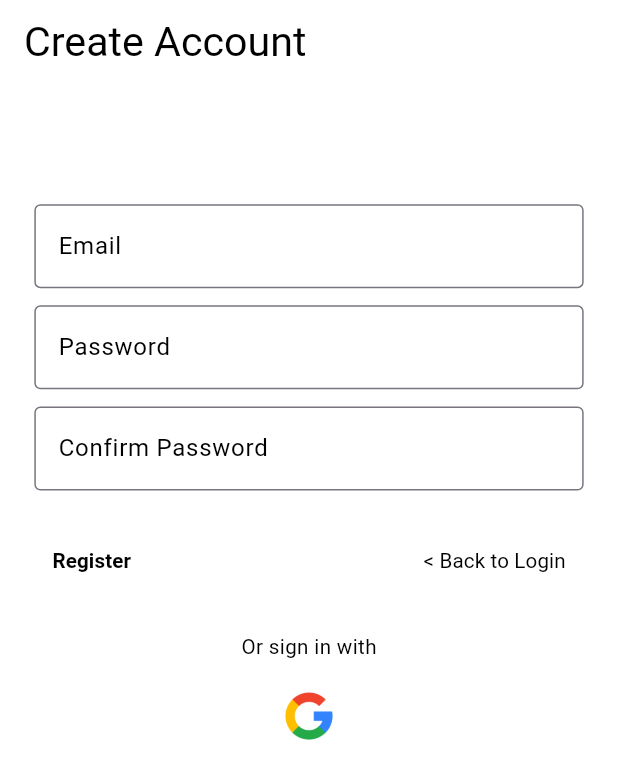
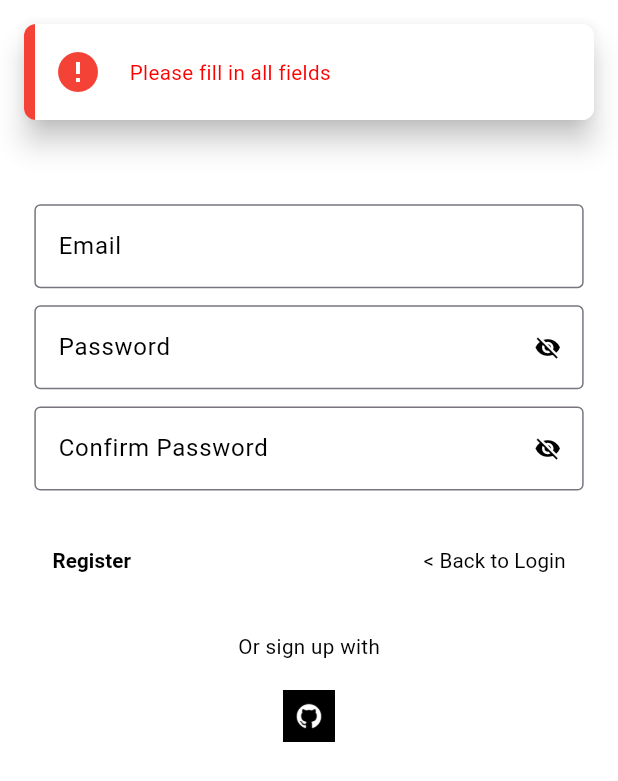
Before and after one commit to OkoroaforKelechiDivine/nzinger, a Flutter app: the screen it shows after launch, after a tap on "Create Account", after a tap on "Register", on a phone screen of 412 x 824 dp. Shown: the top 781 px of the screen. Run offline on Flutter 3.47's test engine with Material 3 defaults, Android fonts, the phone set to English and light mode, and no system bars; drawn by our look-alikes of overlay_support; our stand-ins replace flutter_screenutil, get_it, stacked, supabase_flutter; accounts and stored records are empty; statements that could not run were skipped.

```diff
--- a/lib/app.dart
+++ b/lib/app.dart
@@ -2,7 +2,9 @@ import 'package:flutter/material.dart';
 import 'package:flutter_screenutil/flutter_screenutil.dart';
 import 'package:nzinga/app_theme/theme_manager.dart';
 import 'package:nzinga/core/locator/locator.dart';
+import 'package:nzinga/view/auth/verify/verify.dart';
 import 'package:nzinga/view/splash/splash_screen.dart';
+import 'package:overlay_support/overlay_support.dart';
 
 class MyApp extends StatefulWidget {
   const MyApp({super.key});
@@ -19,7 +21,11 @@ class _MyAppState extends State<MyApp> {
 
   @override
   Widget build(BuildContext context) {
-    return ScreenUtilInit(
+    return OverlaySupport(
+      // toastTheme: ToastThemeData(
+      //   textColor: AppColors.black
+      // ),
+      child: ScreenUtilInit(
         builder: (context, child) {
           return GestureDetector(
             child: MaterialApp(
@@ -28,9 +34,14 @@ class _MyAppState extends State<MyApp> {
               title: 'Nzinger',
               theme: getApplicationTheme(),
               home: const SplashScreen(),
+              // routes: {
+              //   '/verify': (context) => const VerifyScreen(),
+              // },
             ),
+
           );
         },
+      ),
     );
   }
 }
--- a/lib/app_theme/theme_manager.dart
+++ b/lib/app_theme/theme_manager.dart
@@ -2,9 +2,10 @@ import 'package:flutter/material.dart';
 
 class AppColors {
   static Color white = Colors.white;
-  static Color black = const Color.fromRGBO(0, 0, 0, 1);
+  static Color black = Color.fromRGBO(0, 0, 0, 1);
   static Color green = HexColor.fromHex('#3DB86E');
-  static Color grey = HexColor.fromHex('#848586');
+  static Color lightGreen = HexColor.fromHex('#90EE90');
+  static Color red = HexColor.fromHex('#FF0000');
 }
 
 extension HexColor on Color {
--- a/lib/core/locator/locator.dart
+++ b/lib/core/locator/locator.dart
@@ -1,11 +1,14 @@
 import 'package:get_it/get_it.dart';
 import 'package:nzinga/services/navigation_service.dart';
+import 'package:nzinga/services/snackbar.dart';
 
 final locator = GetIt.instance;
 
 
 Future<void> setupLocator() async {
   locator.registerLazySingleton<NavigationService>(() => NavigationService());
+  locator.registerLazySingleton<SnackbarService>(() => SnackbarService());
 }
 
 NavigationService navigationService = locator.get<NavigationService>();
+SnackbarService snackbarService = locator.get<SnackbarService>();
--- a/lib/default_settings/app_text_field/app_text_field.dart
+++ b/lib/default_settings/app_text_field/app_text_field.dart
@@ -1,22 +1,46 @@
 import 'package:flutter/material.dart';
+import 'package:nzinga/app_theme/font_manager.dart';
 import 'package:nzinga/app_theme/theme_manager.dart';
 
-class AppTextField extends StatelessWidget {
+class AppTextField extends StatefulWidget {
   final String labelText;
   final bool obscureText;
+  final TextEditingController controller;
 
   const AppTextField({
     super.key,
     required this.labelText,
     this.obscureText = false,
+    required this.controller,
   });
+
+  @override
+  // ignore: library_private_types_in_public_api
+  _AppTextFieldState createState() => _AppTextFieldState();
+}
+
+class _AppTextFieldState extends State<AppTextField> {
+  late bool _obscureText;
+
+  @override
+  void initState() {
+    super.initState();
+    _obscureText = widget.obscureText;
+  }
+
+  void _toggleObscureText() {
+    setState(() {
+      _obscureText = !_obscureText;
+    });
+  }
 
   @override
   Widget build(BuildContext context) {
     return TextField(
-      cursorColor: Colors.black,
+      controller: widget.controller,
+      cursorColor: AppColors.black,
       decoration: InputDecoration(
-        labelText: labelText,
+        labelText: widget.labelText,
         border: const OutlineInputBorder(),
         focusedBorder: OutlineInputBorder(
           borderSide: BorderSide(
@@ -25,8 +49,18 @@ class AppTextField extends StatelessWidget {
         ),
         labelStyle: TextStyle(color: AppColors.black),
         floatingLabelStyle: TextStyle(color: AppColors.black),
+        suffixIcon: widget.obscureText
+            ? IconButton(
+                icon: Icon(
+                  _obscureText ? Icons.visibility_off : Icons.visibility,
+                  color: AppColors.black,
+                  size: AppFontSize.s18,
+                ),
+                onPressed: _toggleObscureText,
+              )
+            : null,
       ),
-      obscureText: obscureText,
+      obscureText: _obscureText,
     );
   }
 }
--- a/lib/default_settings/constants/app_assets.dart
+++ b/lib/default_settings/constants/app_assets.dart
@@ -1,3 +1,10 @@
 class AppAssets{
+
+  // png
     static const String googleLogo = 'assets/png/google_image.png';
+    static const String githubLogo = 'assets/png/github.png';
+
+// jpg
+    static const String verify = 'assets/jpg/verify.jpg';
+
 }
--- a/lib/main.dart
+++ b/lib/main.dart
@@ -1,10 +1,15 @@
 import 'package:flutter/material.dart';
 import 'package:nzinga/app.dart';
 import 'package:nzinga/core/locator/locator.dart';
+import 'package:supabase_flutter/supabase_flutter.dart';
 
 void main() async {
   WidgetsFlutterBinding.ensureInitialized();
 
   setupLocator();
+  await Supabase.initialize(
+    url: 'https://fualrzgnbccbknludxcl.supabase.co',
+    anonKey: 'eyJhbGciOiJIUzI1NiIsInR5cCI6IkpXVCJ9.eyJpc3MiOiJzdXBhYmFzZSIsInJlZiI6ImZ1YWxyemduYmNjYmtubHVkeGNsIiwicm9sZSI6ImFub24iLCJpYXQiOjE3MjA3MjE3NTQsImV4cCI6MjAzNjI5Nzc1NH0.iDBtqtTsKR23vdkhDITRB156WwV1oZ2BJvxI25gn2iI',
+  );
   runApp(const MyApp());
 }
--- /dev/null
+++ b/lib/services/snackbar.dart
@@ -0,0 +1,116 @@
+import 'package:flutter/material.dart';
+import 'package:flutter_screenutil/flutter_screenutil.dart';
+import 'package:nzinga/app_theme/font_manager.dart';
+import 'package:nzinga/app_theme/theme_manager.dart';
+import 'package:nzinga/core/icons/done_icon.dart';
+import 'package:nzinga/default_settings/app_text/app_text.dart';
+import 'package:overlay_support/overlay_support.dart';
+import 'package:nzinga/core/locator/locator.dart';
+import 'package:nzinga/services/navigation_service.dart';
+
+class SnackbarService {
+  final NavigationService _navigationService = navigationService;
+  final scaffoldMessengerKey = GlobalKey<ScaffoldMessengerState>();
+
+  void error({
+    required String message,
+    int milliseconds = 5000,
+  }) {
+    showOverlayNotification(
+      (context) {
+        return SafeArea(
+          child: Container(
+            margin: const EdgeInsets.all(16),
+            child: Material(
+              elevation: 8,
+              borderRadius: const BorderRadius.all(Radius.circular(8)),
+              child: Container(
+                decoration: const BoxDecoration(
+                  color: Colors.white,
+                  gradient: LinearGradient(
+                    stops: [0.02, 0.02],
+                    colors: [Colors.red, Colors.white],
+                  ),
+                  borderRadius: BorderRadius.all(Radius.circular(8)),
+                ),
+                padding: const EdgeInsets.fromLTRB(20, 16, 16, 16),
+                child: Row(
+                  crossAxisAlignment: CrossAxisAlignment.center,
+                  children: [
+                    const Icon(
+                      Icons.error,
+                      color: Colors.red,
+                      size: 32,
+                    ),
+                    SizedBox(width: 16.w),
+                    Expanded(
+                      child: AppText(
+                        text: message,
+                        fontSize: AppFontSize.s12.sp,
+                        color: AppColors.red
+                      ),
+                    ),
+                  ],
+                ),
+              ),
+            ),
+          ),
+        );
+      },
+      duration: Duration(milliseconds: milliseconds),
+      // curve: Curves.easeInOut,
+      // slideDismissDirection: DismissDirection.vertical,
+    );
+  }
+
+  void success({
+    required String message,
+    int milliseconds = 5000,
+  }) {
+    showOverlayNotification(
+      (context) {
+        return SafeArea(
+          child: Container(
+            margin: const EdgeInsets.all(16),
+            child: Material(
+              elevation: 8,
+              borderRadius: const BorderRadius.all(Radius.circular(8)),
+              child: Container(
+                decoration: BoxDecoration(
+                  color: Colors.white,
+                  gradient: LinearGradient(
+                    stops: const [0.02, 0.02],
+                    colors: [AppColors.lightGreen, Colors.white],
+                  ),
+                  borderRadius: const BorderRadius.all(Radius.circular(8)),
+                ),
+                padding: const EdgeInsets.fromLTRB(20, 16, 16, 16),
+                child: Row(
+                  crossAxisAlignment: CrossAxisAlignment.center,
+                  children: [
+                    DoneIcon(
+                      size: 36,
+                      color: AppColors.lightGreen,
+                      iconColor: Colors.white,
+                    ),
+                    SizedBox(width: 16.w),
+                    Expanded(
+                      child: AppText(
+                        text: message,
+                        fontSize: AppFontSize.s12.sp,
+                        color: AppColors.black,
+                      ),
+                    ),
+                  ],
+                ),
+              ),
+            ),
+          ),
+        );
+      },
+      duration: Duration(milliseconds: milliseconds),
+      // curve: Curves.easeInOut,
+      // slideDismissDirection: DismissDirection.vertical,
+    );
+  }
+}
--- a/lib/view/auth/register/register_screen.dart
+++ b/lib/view/auth/register/register_screen.dart
@@ -5,12 +5,17 @@ import 'package:nzinga/default_settings/app_text/app_text.dart';
 import 'package:nzinga/default_settings/app_text_field/app_text_field.dart';
 import 'package:nzinga/view/auth/widget/auth_text_buttons.dart';
 import 'package:nzinga/view/auth/widget/sign_in_options.dart';
+import 'package:nzinga/view_model/register/register_screen_viewmodel.dart';
+import 'package:stacked/stacked.dart';
 
 class RegisterScreen extends StatelessWidget {
   const RegisterScreen({super.key});
 
   @override
   Widget build(BuildContext context) {
+    return ViewModelBuilder.reactive(
+      viewModelBuilder: () => RegisterScreenViewModel(),
+      builder: (context, model, child) {
         return Scaffold(
           appBar: AppBar(
             title: AppText(
@@ -24,32 +29,35 @@ class RegisterScreen extends StatelessWidget {
               child: Column(
                 children: <Widget>[
                   SizedBox(height: 50.sp),
-              const AppTextField(
+                  AppTextField(
+                    controller: model.email,
                     labelText: 'Email',
                   ),
                   SizedBox(height: 10.sp),
-              const AppTextField(
+                  AppTextField(
                     labelText: 'Password',
+                    controller: model.password,
                     obscureText: true,
                   ),
                   SizedBox(height: 10.sp),
-              const AppTextField(
+                  AppTextField(
                     labelText: 'Confirm Password',
                     obscureText: true,
+                    controller: model.confirmPassword,
                   ),
                   SizedBox(height: 20.sp),
                   AuthTextButtons(
-                onRegisterPressed: () {},
-                onBackToLoginPressed: () {
-                  Navigator.pop(context);
-                },
+                    onRegisterPressed: model.signUp,
+                    onBackToLoginPressed: () {},
                   ),
                   SizedBox(height: 20.sp),
-              const SignInWithOptions(),
+                  SignInWithOptions(),
                 ],
               ),
             ),
           ),
         );
+      },
+    );
   }
 }
--- a/lib/view/auth/widget/sign_in_options.dart
+++ b/lib/view/auth/widget/sign_in_options.dart
@@ -3,16 +3,19 @@ import 'package:flutter_screenutil/flutter_screenutil.dart';
 import 'package:nzinga/app_theme/font_manager.dart';
 import 'package:nzinga/default_settings/app_text/app_text.dart';
 import 'package:nzinga/default_settings/constants/app_assets.dart';
+import 'package:nzinga/services/auth_service.dart';
 
 class SignInWithOptions extends StatelessWidget {
-  const SignInWithOptions({super.key});
+  SignInWithOptions({super.key});
+
+  final AuthService _authService = AuthService();
 
   @override
   Widget build(BuildContext context) {
     return Column(
       children: [
         AppText(
-          text: 'Or sign in with',
+          text: 'Or sign up with',
           fontSize: AppFontSize.s12.sp,
         ),
         SizedBox(height: 10.sp),
@@ -21,13 +24,15 @@ class SignInWithOptions extends StatelessWidget {
           children: [
             IconButton(
               icon: Image.asset(
-                AppAssets.googleLogo,
+                AppAssets.githubLogo,
                 height: 30.sp,
                 width: 30.sp,
                 fit: BoxFit.cover,
               ),
               iconSize: 30.sp,
-              onPressed: () {},
+              onPressed: () async{
+                await _authService.signUpWithGitHub();
+              },
             ),
           ],
         ),
--- /dev/null
+++ b/lib/view_model/register/register_screen_viewmodel.dart
@@ -0,0 +1,48 @@
+import 'package:flutter/material.dart';
+import 'package:nzinga/core/locator/locator.dart';
+import 'package:nzinga/services/auth_service.dart';
+import 'package:nzinga/view/auth/verify/verify.dart';
+import 'package:stacked/stacked.dart';
+
+class RegisterScreenViewModel extends BaseViewModel {
+  final TextEditingController email = TextEditingController();
+  final TextEditingController password = TextEditingController();
+  final TextEditingController confirmPassword = TextEditingController();
+  final AuthService _authService = AuthService();
+
+  Future<void> signUp() async {
+    if (email.text.isEmpty || password.text.isEmpty || confirmPassword.text.isEmpty) {
+      snackbarService.error(message: 'Please fill in all fields');
+      return;
+    }
+
+    if (!_isValidEmail(email.text)) {
+      snackbarService.error(message: 'Please enter a valid email address');
+      return;
+    }
+
+    if (!_isPasswordMatching()) {
+      snackbarService.error(message: 'Passwords do not match');
+      return;
+    }
+    await _authService.signUpWithEmailPassword(email.text, password.text);
+
+    // try {
+    //   await _authService.signUpWithEmailPassword(email.text, password.text);
+    //   snackbarService.success(message: "Account successfully Created");
+    //   navigationService.push(VerifyScreen());
+    // } catch (error) {
+    //   snackbarService.error(message: "An error occurred: $error");
+    //   // Handle specific errors if needed
+    // }
+  }
+
+  bool _isPasswordMatching() {
+    return password.text == confirmPassword.text;
+  }
+
+  bool _isValidEmail(String email) {
+    final RegExp emailRegex = RegExp(r'^[\w-\.]+@([\w-]+\.)+[\w-]{2,4}$');
+    return emailRegex.hasMatch(email);
+  }
+}
--- a/pubspec.yaml
+++ b/pubspec.yaml
@@ -42,6 +42,8 @@ dependencies:
   font_awesome_flutter:
   flutter_screenutil: ^5.7.0
   stacked: ^3.4.1+1
+  supabase_flutter: ^1.0.0
+  overlay_support: ^2.1.0
 
 dev_dependencies:
   flutter_test:
```
Also changed, not shown: lib/core/icons/done_icon.dart (added, +21 -0 lines), lib/services/auth_service.dart (added, +50 -0 lines), lib/view/auth/verify/verify.dart (added, +29 -0 lines), assets/jpg/verify.jpg (added), assets/png/github.png (added), pubspec.lock, 5 other files. Lines whose indentation alone changed are shown as unchanged.
